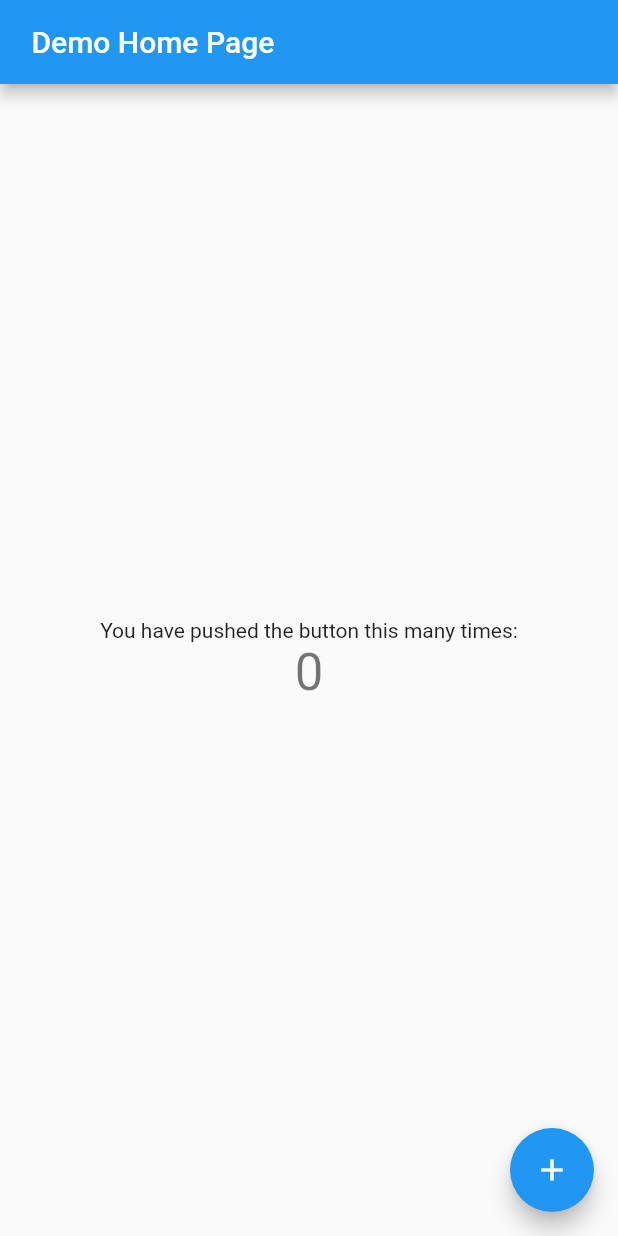
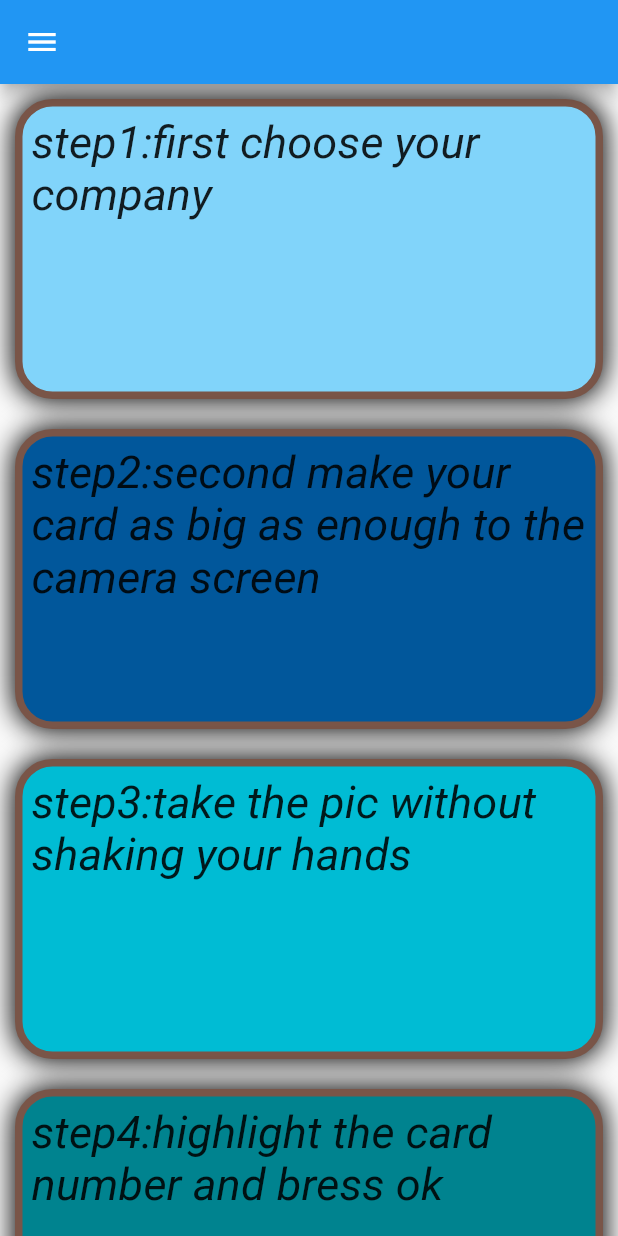
Before and after one commit to alhassanmohamed2/easycharge, a Flutter app: the screen it shows after launch, on a phone screen of 412 x 824 dp. Run offline on Flutter 3.47's test engine with Material 2 defaults, Android fonts, the phone set to English and light mode, and no system bars.

Commit message:
Update main.dart
Help page design alaa mahdy

```diff
--- a/easycharge/lib/main.dart
+++ b/easycharge/lib/main.dart
@@ -1,115 +1,189 @@
 import 'package:flutter/material.dart';
 
 void main() {
-  runApp(const MyApp());
+  runApp(MyApp());
 }
 
 class MyApp extends StatelessWidget {
-  const MyApp({Key? key}) : super(key: key);
-
-  // This widget is the root of your application.
+  get index => null;
+  TextEditingController notes = new TextEditingController();
   @override
   Widget build(BuildContext context) {
     return MaterialApp(
-      title: 'Flutter Demo',
-      theme: ThemeData(
-        // This is the theme of your application.
-        //
-        // Try running your application with "flutter run". You'll see the
-        // application has a blue toolbar. Then, without quitting the app, try
-        // changing the primarySwatch below to Colors.green and then invoke
-        // "hot reload" (press "r" in the console where you ran "flutter run",
-        // or simply save your changes to "hot reload" in a Flutter IDE).
-        // Notice that the counter didn't reset back to zero; the application
-        // is not restarted.
-        primarySwatch: Colors.blue,
-      ),
-      home: const MyHomePage(title: ' Demo Home Page'),
+      home: Helppage(),
     );
   }
 }
 
-class MyHomePage extends StatefulWidget {
-  const MyHomePage({Key? key, required this.title}) : super(key: key);
-
-  // This widget is the home page of your application. It is stateful, meaning
-  // that it has a State object (defined below) that contains fields that affect
-  // how it looks.
-
-  // This class is the configuration for the state. It holds the values (in this
-  // case the title) provided by the parent (in this case the App widget) and
-  // used by the build method of the State. Fields in a Widget subclass are
-  // always marked "final".
-
-  final String title;
-
-  @override
-  State<MyHomePage> createState() => _MyHomePageState();
-}
-
-class _MyHomePageState extends State<MyHomePage> {
-  int _counter = 0;
-
-  void _incrementCounter() {
-    setState(() {
-      // This call to setState tells the Flutter framework that something has
-      // changed in this State, which causes it to rerun the build method below
-      // so that the display can reflect the updated values. If we changed
-      // _counter without calling setState(), then the build method would not be
-      // called again, and so nothing would appear to happen.
-      _counter++;
-    });
-  }
+class Helppage extends StatelessWidget {
+  get notes => null;
 
   @override
   Widget build(BuildContext context) {
-    // This method is rerun every time setState is called, for instance as done
-    // by the _incrementCounter method above.
-    //
-    // The Flutter framework has been optimized to make rerunning build methods
-    // fast, so that you can just rebuild anything that needs updating rather
-    // than having to individually change instances of widgets.
     return Scaffold(
-      appBar: AppBar(
-        // Here we take the value from the MyHomePage object that was created by
-        // the App.build method, and use it to set our appbar title.
-        title: Text(widget.title),
-      ),
-      body: Center(
-        // Center is a layout widget. It takes a single child and positions it
-        // in the middle of the parent.
-        child: Column(
-          // Column is also a layout widget. It takes a list of children and
-          // arranges them vertically. By default, it sizes itself to fit its
-          // children horizontally, and tries to be as tall as its parent.
-          //
-          // Invoke "debug painting" (press "p" in the console, choose the
-          // "Toggle Debug Paint" action from the Flutter Inspector in Android
-          // Studio, or the "Toggle Debug Paint" command in Visual Studio Code)
-          // to see the wireframe for each widget.
-          //
-          // Column has various properties to control how it sizes itself and
-          // how it positions its children. Here we use mainAxisAlignment to
-          // center the children vertically; the main axis here is the vertical
-          // axis because Columns are vertical (the cross axis would be
-          // horizontal).
-          mainAxisAlignment: MainAxisAlignment.center,
-          children: <Widget>[
-            const Text(
-              'You have pushed the button this many times:',
-            ),
-            Text(
-              '$_counter',
-              style: Theme.of(context).textTheme.headline4,
-            ),
-          ],
-        ),
-      ),
-      floatingActionButton: FloatingActionButton(
-        onPressed: _incrementCounter,
-        tooltip: 'Increment',
-        child: const Icon(Icons.add),
-      ), // This trailing comma makes auto-formatting nicer for build methods.
-    );
+        appBar: AppBar(),
+        drawer: Drawer(),
+        body: SingleChildScrollView(
+            scrollDirection: Axis.vertical,
+            child: Column(
+              children: [
+                Container(
+                  // ignore: prefer_const_constructors
+                  child: Text(
+                    "step1:first choose your company",
+                    style: TextStyle(fontSize: 30, fontStyle: FontStyle.italic),
+                  ),
+
+                  width: double.infinity,
+                  height: 200.0,
+                  margin: EdgeInsets.all(10.0),
+                  padding: EdgeInsets.all(6.0),
+                  decoration: BoxDecoration(
+                      color: Colors.lightBlue[200],
+                      border: Border.all(color: Colors.brown, width: 5),
+                      borderRadius: BorderRadius.circular(25.0),
+                      boxShadow: [
+                        BoxShadow(
+                            color: Colors.black,
+                            blurRadius: 15.0,
+                            spreadRadius: 1.2)
+                      ]),
+                ),
+                Container(
+                  // ignore: prefer_const_constructors
+                  child: Text(
+                    "step2:second make your card as big as enough to the camera screen",
+                    style: TextStyle(fontSize: 30, fontStyle: FontStyle.italic),
+                  ),
+
+                  width: double.infinity,
+                  height: 200.0,
+                  margin: EdgeInsets.all(10.0),
+                  padding: EdgeInsets.all(6.0),
+                  decoration: BoxDecoration(
+                      color: Colors.lightBlue[900],
+                      border: Border.all(color: Colors.brown, width: 5),
+                      borderRadius: BorderRadius.circular(25.0),
+                      boxShadow: [
+                        BoxShadow(
+                            color: Colors.black,
+                            blurRadius: 15.0,
+                            spreadRadius: 1.2)
+                      ]),
+                ),
+                Container(
+                  // ignore: prefer_const_constructors
+                  child: Text(
+                    "step3:take the pic without shaking your hands",
+                    style: TextStyle(fontSize: 30, fontStyle: FontStyle.italic),
+                  ),
+
+                  width: double.infinity,
+                  height: 200.0,
+                  margin: EdgeInsets.all(10.0),
+                  padding: EdgeInsets.all(6.0),
+                  decoration: BoxDecoration(
+                      color: Colors.cyan,
+                      border: Border.all(color: Colors.brown, width: 5),
+                      borderRadius: BorderRadius.circular(25.0),
+                      boxShadow: [
+                        BoxShadow(
+                            color: Colors.black,
+                            blurRadius: 15.0,
+                            spreadRadius: 1.2)
+                      ]),
+                ),
+                Container(
+                  // ignore: prefer_const_constructors
+                  child: Text(
+                    "step4:highlight the card number and bress ok",
+                    style: TextStyle(fontSize: 30, fontStyle: FontStyle.italic),
+                  ),
+
+                  width: double.infinity,
+                  height: 200.0,
+                  margin: EdgeInsets.all(10.0),
+                  padding: EdgeInsets.all(6.0),
+                  decoration: BoxDecoration(
+                      color: Colors.cyan[800],
+                      border: Border.all(color: Colors.brown, width: 5),
+                      borderRadius: BorderRadius.circular(25.0),
+                      boxShadow: [
+                        BoxShadow(
+                            color: Colors.black,
+                            blurRadius: 15.0,
+                            spreadRadius: 1.2)
+                      ]),
+                ),
+                Container(
+                  // ignore: prefer_const_constructors
+                  child: Text(
+                    "step5:",
+                    style: TextStyle(fontSize: 30, fontStyle: FontStyle.italic),
+                  ),
+
+                  width: double.infinity,
+                  height: 200.0,
+                  margin: EdgeInsets.all(10.0),
+                  padding: EdgeInsets.all(6.0),
+                  decoration: BoxDecoration(
+                      color: Colors.blue[200],
+                      border: Border.all(color: Colors.brown, width: 5),
+                      borderRadius: BorderRadius.circular(25.0),
+                      boxShadow: [
+                        BoxShadow(
+                            color: Colors.black,
+                            blurRadius: 15.0,
+                            spreadRadius: 1.2)
+                      ]),
+                ),
+                Container(
+                  // ignore: prefer_const_constructors
+                  child: Text(
+                    "step6:",
+                    style: TextStyle(fontSize: 30, fontStyle: FontStyle.italic),
+                  ),
+
+                  width: double.infinity,
+                  height: 200.0,
+                  margin: EdgeInsets.all(10.0),
+                  padding: EdgeInsets.all(6.0),
+                  decoration: BoxDecoration(
+                      color: Colors.cyan[200],
+                      border: Border.all(color: Colors.brown, width: 5),
+                      borderRadius: BorderRadius.circular(25.0),
+                      boxShadow: [
+                        BoxShadow(
+                            color: Colors.black,
+                            blurRadius: 15.0,
+                            spreadRadius: 1.2)
+                      ]),
+                ),
+                Text(
+                  "please ,if you have any notes or problems write it here kindly ",
+                  style: TextStyle(fontSize: 50, fontStyle: FontStyle.normal),
+                ),
+                TextFormField(
+                  decoration: InputDecoration(
+                    hintText: " let your notes here",
+                    hintMaxLines: 7,
+                    enabledBorder: OutlineInputBorder(
+                        borderRadius: BorderRadius.circular(20),
+                        borderSide:
+                            BorderSide(color: Colors.blueAccent, width: 3)),
+                    focusedBorder: OutlineInputBorder(
+                        borderRadius: BorderRadius.circular(20),
+                        borderSide:
+                            BorderSide(color: Colors.lightBlue, width: 3)),
+                  ),
+                  controller: notes,
+                ),
+                ElevatedButton(
+                    onPressed: () {
+                      print(notes.text);
+                    },
+                    child: Text("send"))
+              ],
+            )));
   }
 }
```
